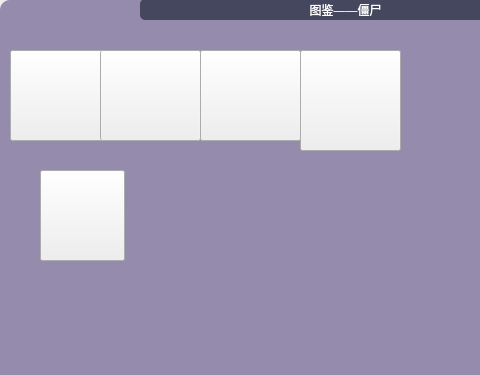
Before: the Qt Designer form plants-vs-zombies/introducezombies.ui in Flechazotao/PVZ, drawn with Qt 5; both pictures show x 0 to 480 and y 0 to 375 of the 697 by 459 pixel window.
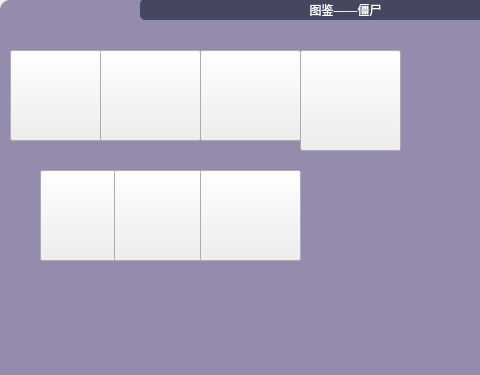
After: the same form once the commit is applied. Icons and pictures are not drawn.

Commit message: 先push，实现了不同区域放不同僵尸，但僵尸入水有问题，res没push

What changed in the file:
```diff
--- a/plants-vs-zombies/introducezombies.ui
+++ b/plants-vs-zombies/introducezombies.ui
@@ -220,6 +220,36 @@
 }</string>
     </property>
    </widget>
+   <widget class="QPushButton" name="DuckyTubeZombie1">
+    <property name="geometry">
+     <rect>
+      <x>114</x>
+      <y>170</y>
+      <width>101</width>
+      <height>91</height>
+     </rect>
+    </property>
+    <property name="styleSheet">
+     <string notr="true">QPushButton#DuckyTubeZombie1{
+	border-image: url(:/Picture/Zombie/DuckyTubeZombie1/0.gif);
+}</string>
+    </property>
+   </widget>
+   <widget class="QPushButton" name="DuckyTubeZombie2">
+    <property name="geometry">
+     <rect>
+      <x>200</x>
+      <y>170</y>
+      <width>101</width>
+      <height>91</height>
+     </rect>
+    </property>
+    <property name="styleSheet">
+     <string notr="true">QPushButton#DuckyTubeZombie2{
+	border-image: url(:/Picture/Zombie/DuckyTubeZombie2/0.gif);
+}</string>
+    </property>
+   </widget>
   </widget>
  </widget>
  <resources/>
```
The commit also changes 19 other files.
